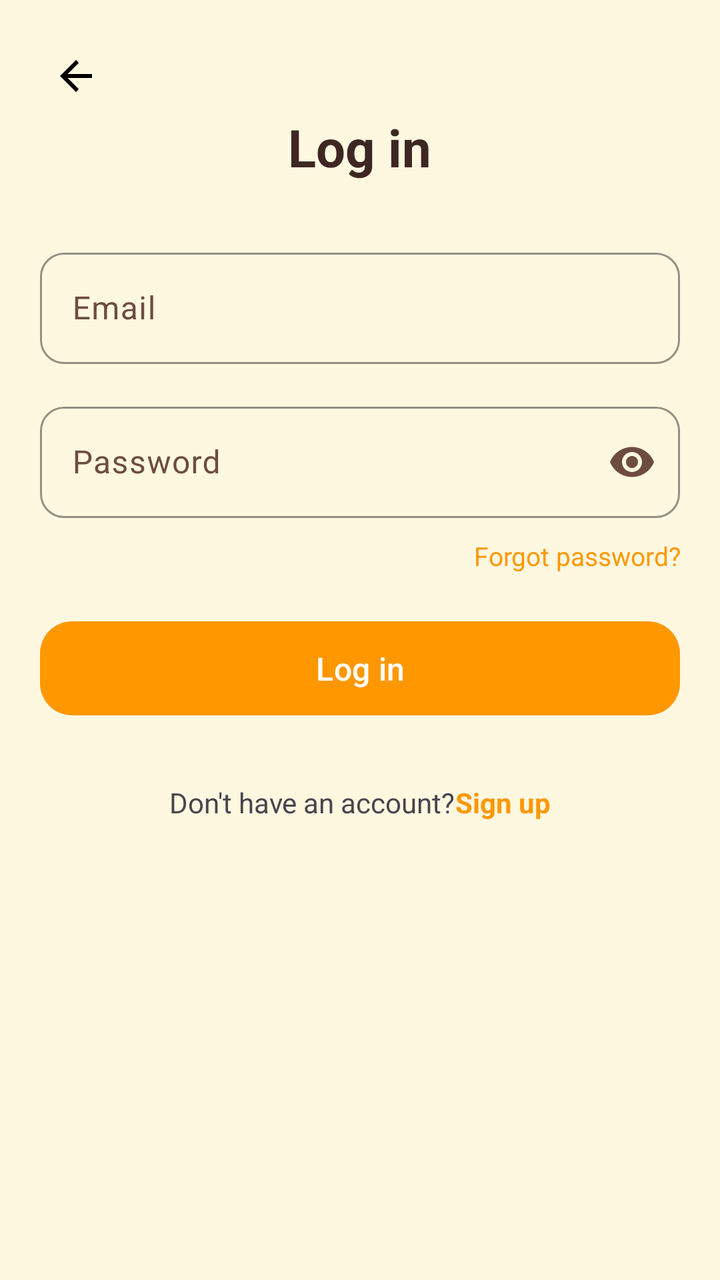
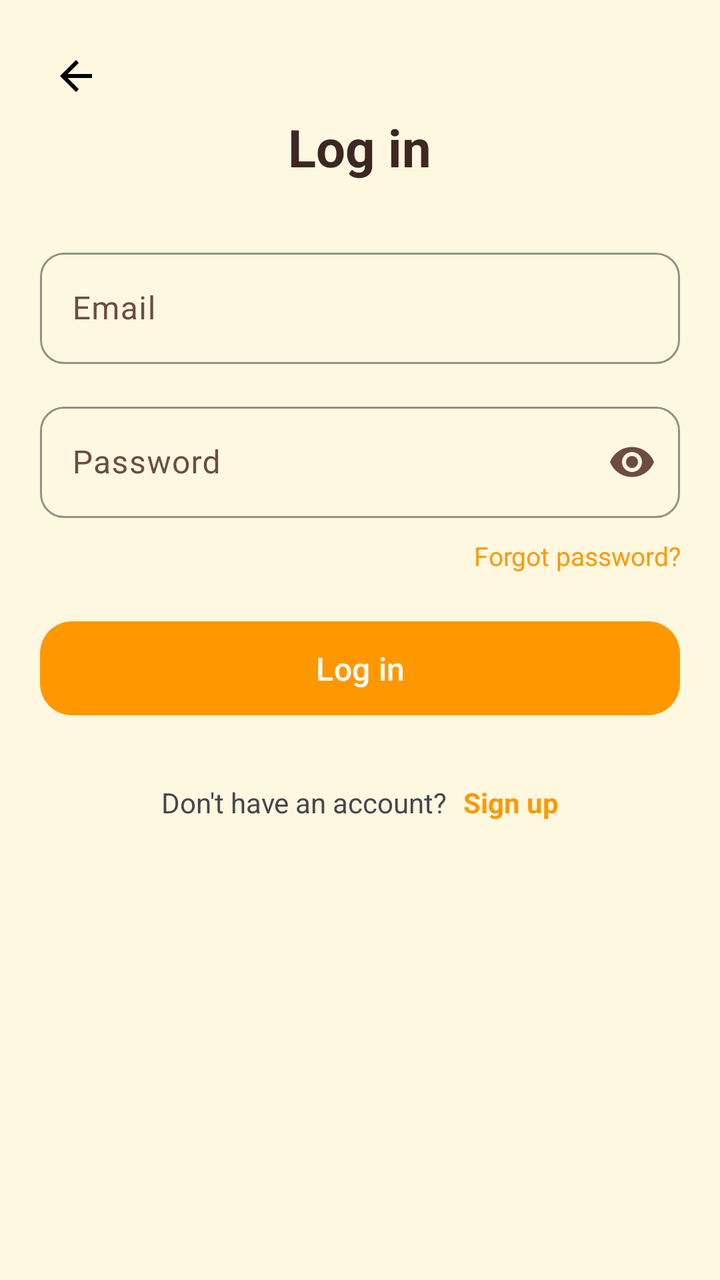

Two renders of the same Android screen: before a commit and after it. Below are the layout's source before the change and the commit's diff.
<!-- AndroidManifest.xml: application theme Theme.SmartFlashCard -->
<!-- res/layout/activity_login.xml -->
<?xml version="1.0" encoding="utf-8"?>
<LinearLayout xmlns:android="http://schemas.android.com/apk/res/android"
    xmlns:app="http://schemas.android.com/apk/res-auto"
    android:id="@+id/login"
    android:layout_width="match_parent"
    android:layout_height="match_parent"
    android:background="?android:attr/colorBackground"
    android:orientation="vertical">

    <LinearLayout
        android:layout_width="match_parent"
        android:layout_height="wrap_content"
        android:orientation="vertical"
        android:padding="20dp">

        <ImageView
            android:id="@+id/back"
            android:layout_width="36dp"
            android:layout_height="36dp"
            android:background="?attr/selectableItemBackgroundBorderless"
            android:padding="6dp"
            android:src="@drawable/ic_back" />


        <TextView
            android:layout_width="wrap_content"
            android:layout_height="wrap_content"
            android:layout_gravity="center"
            android:layout_marginBottom="30dp"
            android:text="@string/login_title"
            android:textColor="?attr/colorOnBackground"
            android:textSize="26sp"
            android:textStyle="bold" />

        <com.google.android.material.textfield.TextInputLayout
            style="@style/Widget.SmartFlashCard.TextInput"
            android:layout_width="match_parent"
            android:layout_height="wrap_content"
            android:layout_marginBottom="16dp"
            android:hint="Email">

            <com.google.android.material.textfield.TextInputEditText
                android:id="@+id/edemailLg"
                android:layout_width="match_parent"
                android:layout_height="wrap_content"
                android:inputType="textEmailAddress" />
        </com.google.android.material.textfield.TextInputLayout>

        <com.google.android.material.textfield.TextInputLayout
            style="@style/Widget.SmartFlashCard.TextInput"
            android:layout_width="match_parent"
            android:layout_height="wrap_content"
            android:layout_marginBottom="10dp"
            android:hint="Password"
            app:endIconMode="password_toggle">

            <com.google.android.material.textfield.TextInputEditText
                android:id="@+id/edpasswordLg"
                android:layout_width="match_parent"
                android:layout_height="wrap_content"
                android:inputType="textPassword" />
        </com.google.android.material.textfield.TextInputLayout>

        <TextView
            android:id="@+id/txtForgerPass"
            android:layout_width="match_parent"
            android:layout_height="wrap_content"
            android:layout_marginBottom="20dp"
            android:gravity="end"
            android:text="@string/forgot_password"
            android:textColor="?attr/colorPrimary"
            android:textSize="13sp" />

        <com.google.android.material.button.MaterialButton
            android:id="@+id/btnLogin"
            style="@style/Widget.SmartFlashCard.Button"
            android:layout_width="match_parent"
            android:layout_height="55dp"
            android:text="@string/login_button"
            android:textAllCaps="false"
            android:textSize="16sp" />

        <LinearLayout
            android:layout_width="wrap_content"
            android:layout_height="wrap_content"
            android:layout_gravity="center"
            android:layout_marginTop="30dp"
            android:orientation="horizontal">

            <TextView
                android:layout_width="wrap_content"
                android:layout_height="wrap_content"
                android:text="@string/login_no_account" />

            <TextView
                android:id="@+id/txtSignup"
                android:layout_width="wrap_content"
                android:layout_height="wrap_content"
                android:text="@string/signup_login_link"
                android:textColor="?attr/colorPrimary"
                android:textStyle="bold" />
        </LinearLayout>
    </LinearLayout>

</LinearLayout>
<!-- resources referenced by this layout -->
<resources>
  <string name="forgot_password">Forgot password?</string>
  <string name="login_button">Log in</string>
  <string name="login_no_account">Don\'t have an account? </string>
  <string name="login_title">Log in</string>
  <string name="signup_login_link">Sign up</string>
  <style name="Widget.SmartFlashCard.Button" parent="Widget.Material3.Button">
          <item name="cornerRadius">@dimen/kid_corner_button</item>
          <item name="backgroundTint">?attr/colorPrimary</item>
          <item name="android:textColor">?attr/colorOnPrimary</item>
      </style>
  <style name="Theme.SmartFlashCard" parent="Base.Theme.SmartFlashCard" />
  <dimen name="kid_corner_button">16dp</dimen>
  <dimen name="kid_corner_small">12dp</dimen>
  <color name="md_theme_light_primary">#FF9800</color>
  <color name="md_theme_light_onPrimary">#FFFFFF</color>
  <color name="md_theme_light_primaryContainer">#FFE0B2</color>
  <color name="md_theme_light_onPrimaryContainer">#5D3200</color>
  <color name="md_theme_light_secondary">#00BCD4</color>
  <color name="md_theme_light_onSecondary">#FFFFFF</color>
  <color name="md_theme_light_secondaryContainer">#B2EBF2</color>
  <color name="md_theme_light_onSecondaryContainer">#006064</color>
  <color name="md_theme_light_tertiary">#66BB6A</color>
  <color name="md_theme_light_onTertiary">#FFFFFF</color>
  <color name="md_theme_light_tertiaryContainer">#C8E6C9</color>
  <color name="md_theme_light_onTertiaryContainer">#1B5E20</color>
  <color name="md_theme_light_background">#FFF8E1</color>
  <color name="md_theme_light_onBackground">#3E2723</color>
  <color name="md_theme_light_error">#E53935</color>
  <color name="md_theme_light_onError">#FFFFFF</color>
  <color name="md_theme_light_errorContainer">#FFCDD2</color>
  <color name="md_theme_light_onErrorContainer">#B71C1C</color>
  <color name="md_theme_light_surface">#FFFFFF</color>
  <color name="md_theme_light_onSurface">#3E2723</color>
  <color name="md_theme_light_surfaceVariant">#FFF3E0</color>
  <color name="md_theme_light_onSurfaceVariant">#6D4C41</color>
  <color name="md_theme_light_outline">#BCAAA4</color>
  <style name="Widget.SmartFlashCard.Card" parent="Widget.Material3.CardView.Elevated">
          <item name="cardCornerRadius">@dimen/kid_corner_card</item>
          <item name="cardElevation">@dimen/kid_elevation_card</item>
          <item name="cardBackgroundColor">?attr/colorSurface</item>
          <item name="strokeWidth">0dp</item>
      </style>
  <style name="Widget.SmartFlashCard.Toolbar" parent="Widget.Material3.Toolbar">
          <item name="android:background">?attr/colorPrimary</item>
          <item name="titleTextColor">?attr/colorOnPrimary</item>
          <item name="subtitleTextColor">?attr/colorOnPrimary</item>
          <item name="navigationIconTint">?attr/colorOnPrimary</item>
      </style>
  <style name="Widget.SmartFlashCard.Fab" parent="Widget.Material3.FloatingActionButton.Primary">
          <item name="backgroundTint">?attr/colorSecondary</item>
          <item name="tint">?attr/colorOnSecondary</item>
          <item name="shapeAppearance">@style/ShapeAppearance.SmartFlashCard.Medium</item>
      </style>
  <style name="ShapeAppearance.SmartFlashCard.Small" parent="ShapeAppearance.Material3.Corner.Small">
          <item name="cornerSize">@dimen/kid_corner_small</item>
      </style>
  <style name="ShapeAppearance.SmartFlashCard.Medium" parent="ShapeAppearance.Material3.Corner.Medium">
          <item name="cornerSize">@dimen/kid_corner_button</item>
      </style>
  <style name="ShapeAppearance.SmartFlashCard.Large" parent="ShapeAppearance.Material3.Corner.Large">
          <item name="cornerSize">@dimen/kid_corner_card</item>
      </style>
  <dimen name="kid_corner_card">24dp</dimen>
  <dimen name="kid_elevation_card">4dp</dimen>
  <!-- unchanged entries left out for length: 3 -->
</resources>

<!-- the commit's change to res/layout/activity_login.xml (unified diff, before → after) -->
@@ -96,7 +96,8 @@
                 android:id="@+id/txtSignup"
                 android:layout_width="wrap_content"
                 android:layout_height="wrap_content"
-                android:text="@string/signup_login_link"
+                android:text="@string/signup_link"
+                android:layout_marginLeft="8dp"
                 android:textColor="?attr/colorPrimary"
                 android:textStyle="bold" />
         </LinearLayout>
<!-- resource entries referenced after the edit -->
@@ -4,7 +4,7 @@
   <string name="login_button">Log in</string>
   <string name="login_no_account">Don\'t have an account? </string>
   <string name="login_title">Log in</string>
-  <string name="signup_login_link">Sign up</string>
+  <string name="signup_link">Sign up</string>
   <style name="Widget.SmartFlashCard.Button" parent="Widget.Material3.Button">
           <item name="cornerRadius">@dimen/kid_corner_button</item>
           <item name="backgroundTint">?attr/colorPrimary</item>
